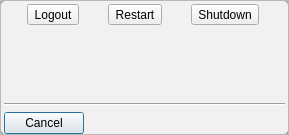
Above: lumina/lumina-desktop/SystemWindow.ui from trueos/pcbsd before the change. Below: the same form after it.
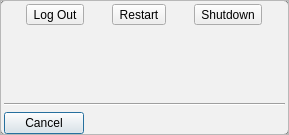
That is the form after the change.

Commit message: Add a couple cuick updates to some panel plugins. 1) Add a logout button to the system dashboard. 2) Make sure that the system tray icons are always scaled to the appropriate size.

What changed in the file:
```diff
--- a/lumina/lumina-desktop/SystemWindow.ui
+++ b/lumina/lumina-desktop/SystemWindow.ui
@@ -46,7 +46,7 @@
         <item>
          <widget class="QToolButton" name="tool_logout">
           <property name="text">
-           <string>Logout</string>
+           <string>Log Out</string>
           </property>
           <property name="iconSize">
            <size>
```
The commit also changes 6 other files.
